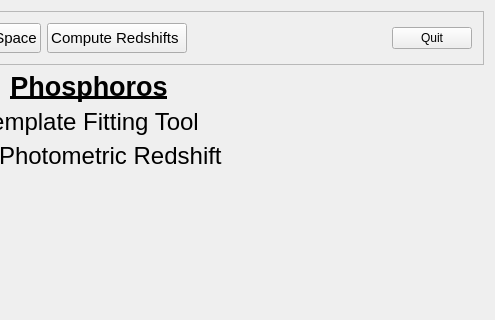
Qt form PhzQtUI/auxdir/PhzQtUI/MainWindow.ui (astrorama/Phosphoros) before a commit; both pictures show x 317 to 812 and y 0 to 320 of the 812 by 731 pixel window.
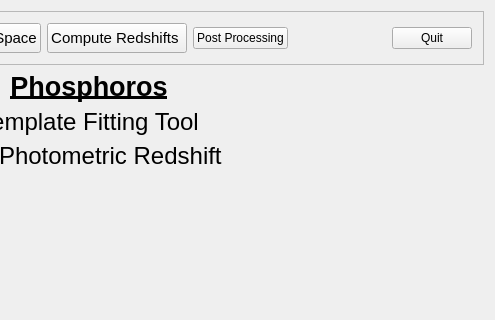
The same form after that commit. Custom widgets are drawn as their Qt base class.

Diff of the .ui file:
```diff
--- a/PhzQtUI/auxdir/PhzQtUI/MainWindow.ui
+++ b/PhzQtUI/auxdir/PhzQtUI/MainWindow.ui
@@ -120,6 +120,13 @@
                </property>
               </widget>
              </item>
+             <item>
+              <widget class="QPushButton" name="btn_HomeToPP">
+               <property name="text">
+                <string>Post Processing</string>
+               </property>
+              </widget>
+             </item>
              <item>
               <spacer name="horizontalSpacer_2">
                <property name="orientation">
@@ -304,6 +311,12 @@
    <header>PhzQtUI/FormConfiguration.h</header>
    <container>1</container>
   </customwidget>
+  <customwidget>
+   <class>Euclid::PhzQtUI::FormPostProcessing</class>
+   <extends>QWidget</extends>
+   <header location="global">PhzQtUI/FormPostProcessing.h</header>
+   <container>1</container>
+  </customwidget>
  </customwidgets>
  <resources>
   <include location="PhUIResources.qrc"/>
```
Left out of the diff: 7 changed lines with no effect on the pictures.
